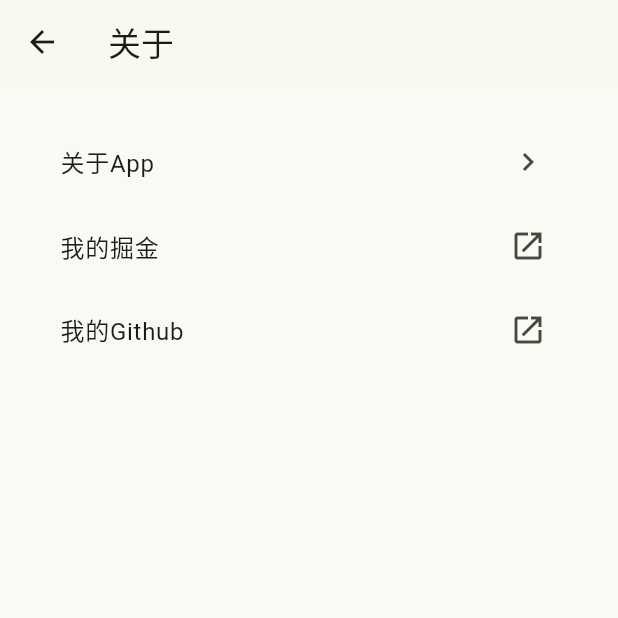
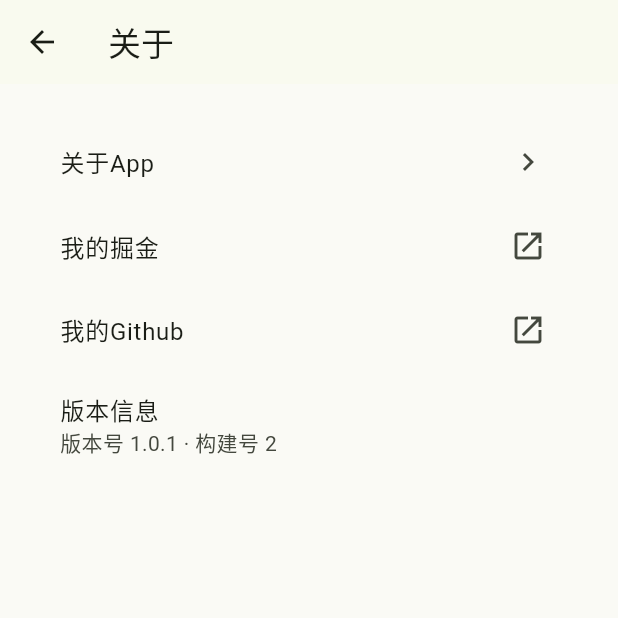
Before and after one commit to seasonZhu/PoopToday, a Flutter app: the AboutPage screen opened directly, on a phone screen of 412 x 824 dp, the top half of it. Run offline on Flutter 3.47's test engine with Material 3 defaults, Android fonts, the phone set to English and light mode, and no system bars; our stand-ins replace file_picker, flutter_local_notifications, flutter_markdown_plus, flutter_timezone, package_info_plus, sqflite and 1 more; accounts and stored records are empty.

Commit message:
版本号显示

```diff
--- a/lib/settings/about_page.dart
+++ b/lib/settings/about_page.dart
@@ -1,6 +1,7 @@
 import 'package:flutter/material.dart';
 import 'package:flutter_markdown_plus/flutter_markdown_plus.dart';
 import 'package:url_launcher/url_launcher.dart';
+import 'package:package_info_plus/package_info_plus.dart';
 
 Future<void> openExternalLink(BuildContext context, String href) async {
   try {
@@ -17,8 +18,15 @@ Future<void> openExternalLink(BuildContext context, String href) async {
   }
 }
 
-class AboutPage extends StatelessWidget {
+class AboutPage extends StatefulWidget {
   const AboutPage({super.key});
+
+  @override
+  State<AboutPage> createState() => _AboutPageState();
+}
+
+class _AboutPageState extends State<AboutPage> {
+  late final Future<PackageInfo> packageInfo = PackageInfo.fromPlatform();
 
   @override
   Widget build(BuildContext context) => Scaffold(
@@ -53,6 +61,19 @@ class AboutPage extends StatelessWidget {
             trailing: const Icon(Icons.open_in_new),
             onTap: () => openExternalLink(context, entry.value),
           ),
+        FutureBuilder<PackageInfo>(
+          future: packageInfo,
+          builder: (context, snapshot) => ListTile(
+            title: const Text('版本信息'),
+            subtitle: Text(
+              snapshot.hasError
+                  ? '版本信息读取失败'
+                  : snapshot.hasData
+                  ? '版本号 ${snapshot.data!.version} · 构建号 ${snapshot.data!.buildNumber}'
+                  : '正在读取…',
+            ),
+          ),
+        ),
       ],
     ),
   );
--- a/pubspec.yaml
+++ b/pubspec.yaml
@@ -24,6 +24,7 @@ dependencies:
   flutter_timezone: ^5.1.1
   url_launcher: ^6.3.3
   flutter_markdown_plus: ^1.0.12
+  package_info_plus: ^10.2.2
 
 dev_dependencies:
   flutter_test:
```
Also changed, not shown: pubspec.lock, 1 other file.
